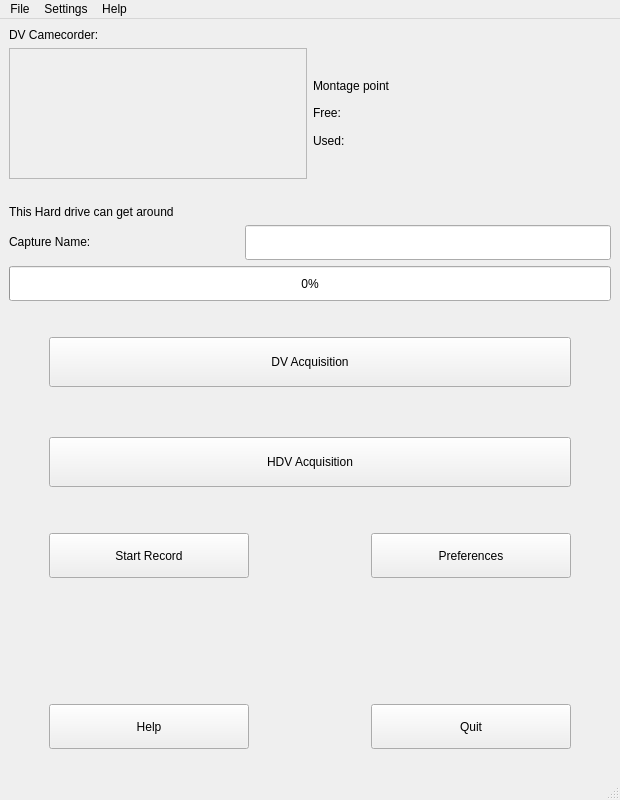
Before: the Qt Designer form src/ui/QDvgrab.ui in olielvewen/QDvGrab, drawn with Qt 5.
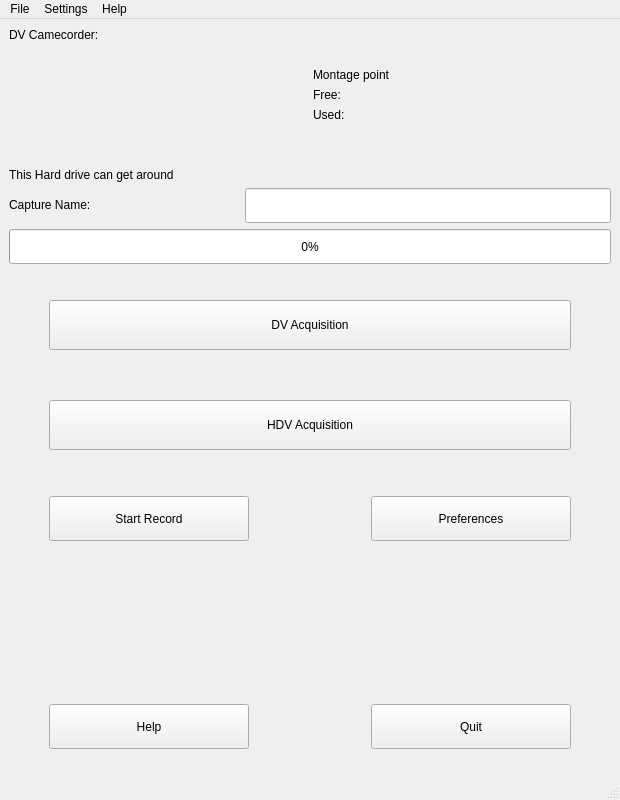
After: the same form once the commit is applied. Icons and pictures are not drawn.

Commit message: remove the QFrame, severalmodification and put the main layout - now the gui can be stretched nicely

```diff
--- a/src/ui/QDvgrab.ui
+++ b/src/ui/QDvgrab.ui
@@ -49,29 +49,17 @@
      <layout class="QHBoxLayout" name="horizontalLayout_7">
       <item>
        <layout class="QHBoxLayout" name="horizontalLayout_5">
-        <item>
-         <widget class="QFrame" name="frame">
-          <property name="minimumSize">
-           <size>
-            <width>130</width>
-            <height>131</height>
-           </size>
-          </property>
-          <property name="frameShape">
-           <enum>QFrame::StyledPanel</enum>
-          </property>
-          <property name="frameShadow">
-           <enum>QFrame::Raised</enum>
-          </property>
-          <layout class="QHBoxLayout" name="horizontalLayout_6">
+        <property name="leftMargin">
+         <number>70</number>
+        </property>
+        <property name="rightMargin">
+         <number>50</number>
+        </property>
            <item>
             <widget class="QLabel" name="label_5">
              <property name="pixmap">
               <pixmap>../images/drive-harddisk.png</pixmap>
              </property>
-            </widget>
-           </item>
-          </layout>
          </widget>
         </item>
        </layout>
```
Lines whose indentation alone changed are shown as unchanged. The commit also changes 1 other file.
